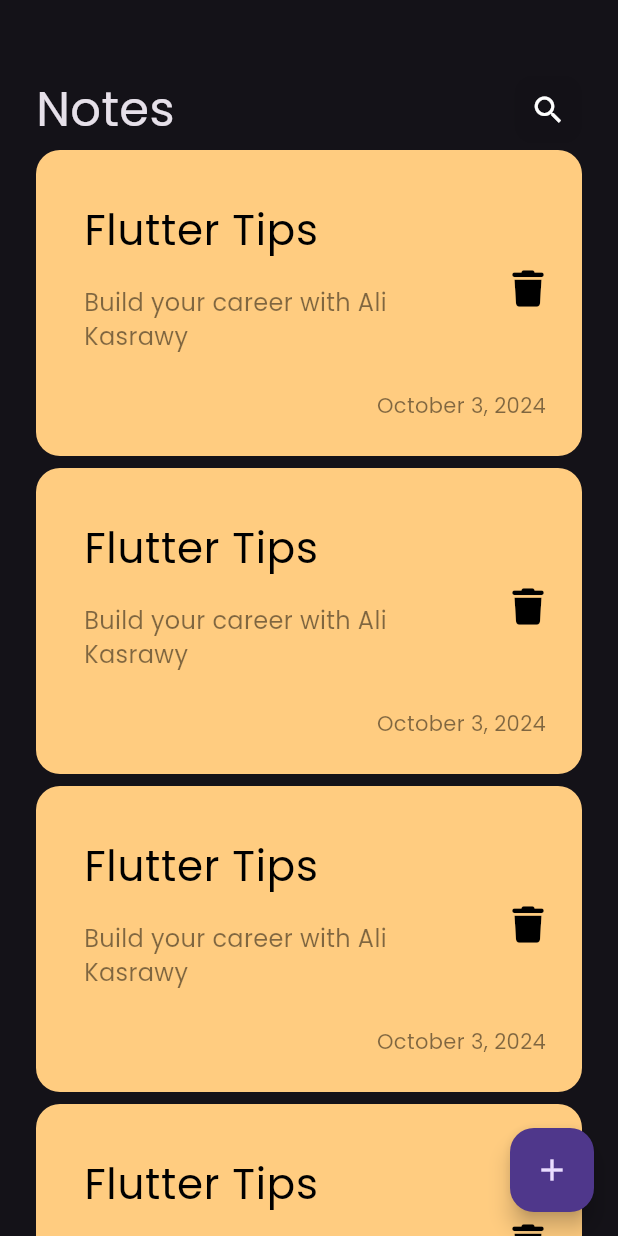
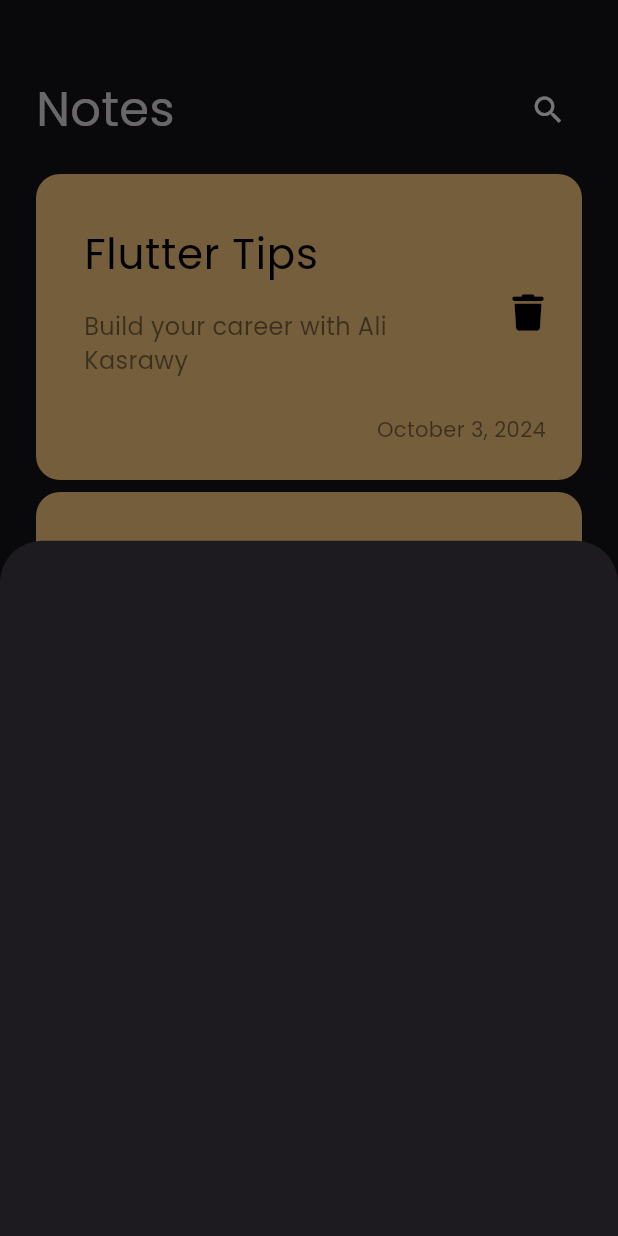
Before and after one commit to ali4hassan9ali2022/notes_app, a Flutter app: the screen it shows after launch, after a tap on the "add" icon, on a phone screen of 412 x 824 dp. Run offline on Flutter 3.47's test engine with Material 3 defaults, Android fonts, the phone set to English and light mode, and no system bars; our stand-ins replace font_awesome_flutter.

Commit message:
create show modal bottom sheet

```diff
--- a/lib/Views/Widgets/custom_ note_list_view.dart
+++ b/lib/Views/Widgets/custom_ note_list_view.dart
@@ -6,13 +6,17 @@ class CsutomNoteListView extends StatelessWidget {
 
   @override
   Widget build(BuildContext context) {
-    return ListView.builder(
-      itemBuilder: (context, index) {
-        return Padding(
-          padding: const EdgeInsets.symmetric(vertical: 4),
-          child: CustomNotesItem(),
-        );
-      },
+    return Padding(
+      padding: const EdgeInsets.symmetric(vertical: 16),
+      child: ListView.builder(
+        padding: EdgeInsets.zero,
+        itemBuilder: (context, index) {
+          return const Padding(
+            padding: EdgeInsets.symmetric(vertical: 4),
+            child: CustomNotesItem(),
+          );
+        },
+      ),
     );
   }
 }
--- /dev/null
+++ b/lib/Views/Widgets/custom_note_button_sheet.dart
@@ -0,0 +1,10 @@
+import 'package:flutter/material.dart';
+
+class CustomNoteButtonSheet extends StatelessWidget {
+  const CustomNoteButtonSheet({super.key});
+
+  @override
+  Widget build(BuildContext context) {
+    return Container();
+  }
+}
--- a/lib/Views/notes_view.dart
+++ b/lib/Views/notes_view.dart
@@ -1,4 +1,5 @@
 import 'package:flutter/material.dart';
+import 'package:notes_app/Views/Widgets/custom_note_button_sheet.dart';
 import 'package:notes_app/Views/Widgets/custom_notes_body.dart';
 
 class NotesView extends StatelessWidget {
@@ -8,7 +9,14 @@ class NotesView extends StatelessWidget {
   Widget build(BuildContext context) {
     return Scaffold(
       floatingActionButton: FloatingActionButton(
-        onPressed: () {},
+        onPressed: () {
+          showModalBottomSheet(
+            context: context,
+            builder: (context) {
+              return const CustomNoteButtonSheet();
+            },
+          );
+        },
         child: const Icon(
           Icons.add,
         ),
```
